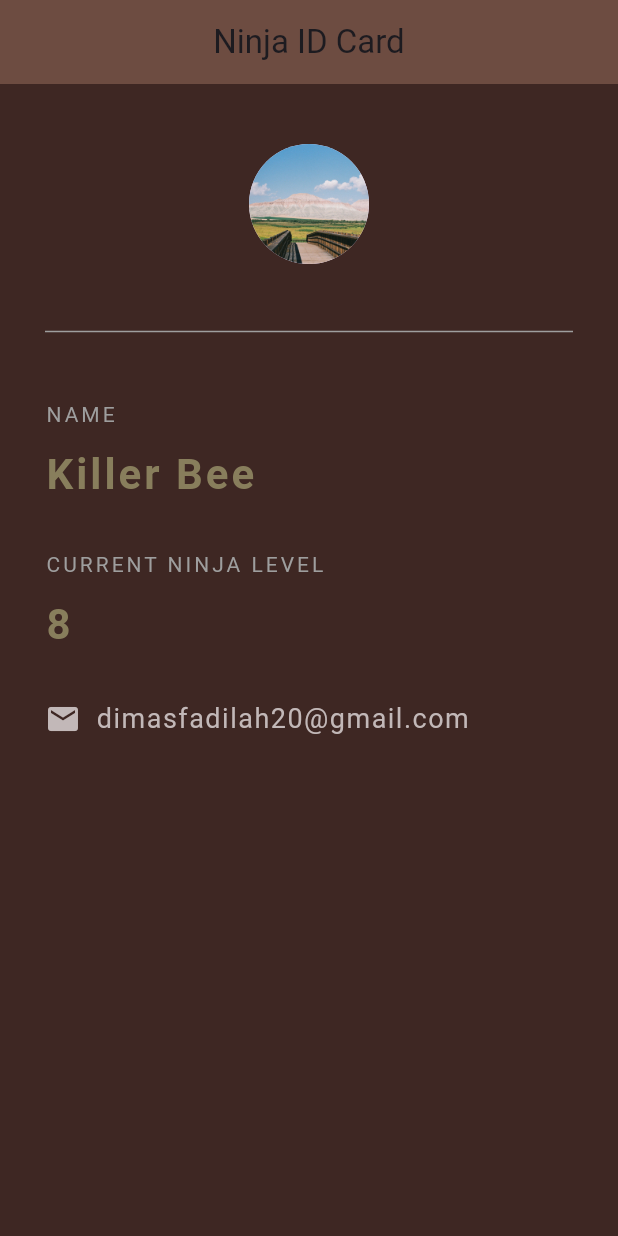
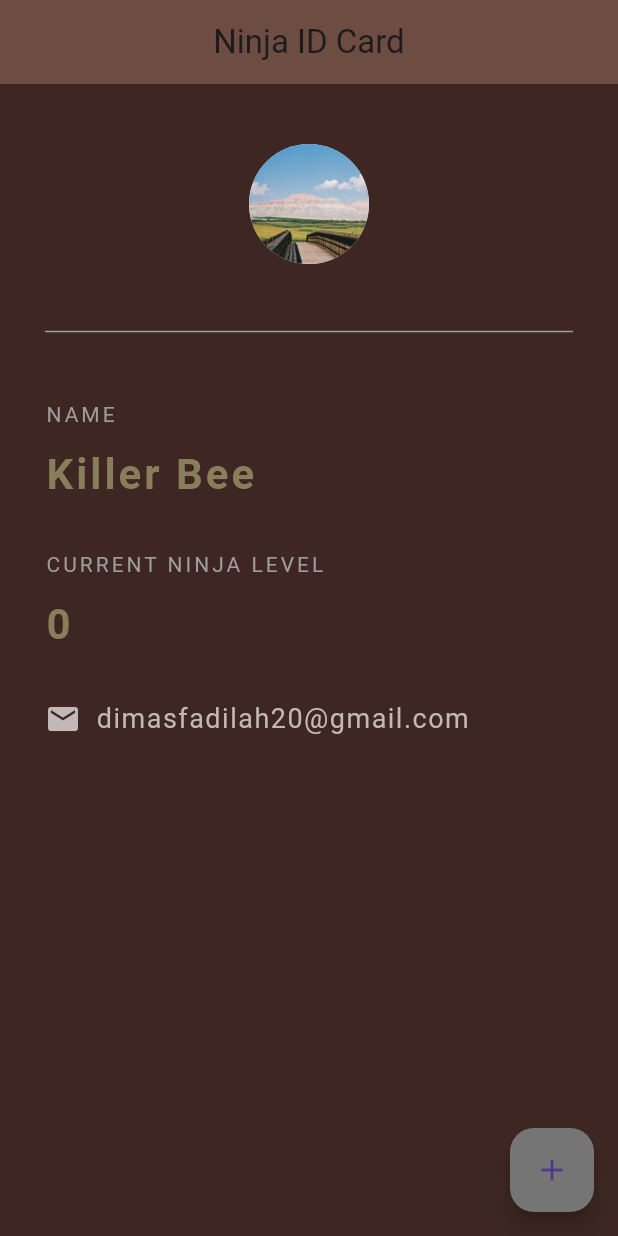
Before and after one commit to dimss113/flutter_tutorial, a Flutter app: the screen it shows after launch, on a phone screen of 412 x 824 dp. Run offline on Flutter 3.47's test engine with Material 3 defaults, Android fonts, the phone set to English and light mode, and no system bars.

Commit message:
feat: add statefulliwdget to ninja card

```diff
--- a/lib/main.dart
+++ b/lib/main.dart
@@ -5,13 +5,20 @@ import 'package:flutter/widgets.dart';
 
 void main() {
   runApp(const MaterialApp(
-    home: Home(),
+    home: NinjaCard(),
   ));
 }
 
 // ignore: camel_case_types
-class Home extends StatelessWidget {
-  const Home({super.key});
+class NinjaCard extends StatefulWidget {
+  const NinjaCard({super.key});
+
+  @override
+  State<NinjaCard> createState() => _NinjaCardState();
+}
+
+class _NinjaCardState extends State<NinjaCard> {
+  int ninjaLevel = 0;
 
   @override
   Widget build(BuildContext context) {
@@ -23,32 +30,41 @@ class Home extends StatelessWidget {
       backgroundColor: Colors.brown[600],
       elevation: 0.0,
     ),
-    body: const Padding(
-      padding: EdgeInsets.fromLTRB(30.0, 40.0, 30.0, 0),
+    floatingActionButton: FloatingActionButton(
+      onPressed: () {
+        setState(() {
+          ninjaLevel += 1;
+        });
+      },
+      backgroundColor: Colors.grey[600],
+      child: const Icon(Icons.add),
+    ),
+    body:  Padding(
+      padding: const EdgeInsets.fromLTRB(30.0, 40.0, 30.0, 0),
       child: Column(
         crossAxisAlignment: CrossAxisAlignment.start,
         children: <Widget>[
-          Center(
+          const Center(
             child: CircleAvatar(
               backgroundImage: AssetImage('assets/pict_1.jpg'),
               radius: 40.0,
             ),
           ),
-          Divider(
+          const Divider(
             height: 90.0,
             color: Colors.grey,
           ),
-          Text(
+          const Text(
             'NAME',
             style: TextStyle(
               color: Colors.grey,
               letterSpacing: 2.0,
             ),
           ),
-          SizedBox(
+          const SizedBox(
             height: 10.0,
           ),
-          Text(
+          const Text(
             'Killer Bee',
             style: TextStyle(
               color: Color.fromARGB(255, 136, 126, 92),
@@ -57,32 +73,32 @@ class Home extends StatelessWidget {
               fontWeight: FontWeight.bold,
             ),
           ),
-          SizedBox(
+          const SizedBox(
             height: 30.0,
           ),
-          Text(
+          const Text(
             'CURRENT NINJA LEVEL',
             style: TextStyle(
               color: Colors.grey,
               letterSpacing: 2.0,
             ),
           ),
-          SizedBox(
+          const SizedBox(
             height: 10.0,
           ),
           Text(
-            '8',
-            style: TextStyle(
+            '$ninjaLevel',
+            style:const  TextStyle(
               color: Color.fromARGB(255, 136, 126, 92),
               letterSpacing: 2.0,
               fontSize: 28.0,
               fontWeight: FontWeight.bold,
             ),
           ),
-          SizedBox(
+          const SizedBox(
             height: 30.0,
           ),
-          Row(
+          const Row(
             children: <Widget>[
               Icon(
                 Icons.email,
```
